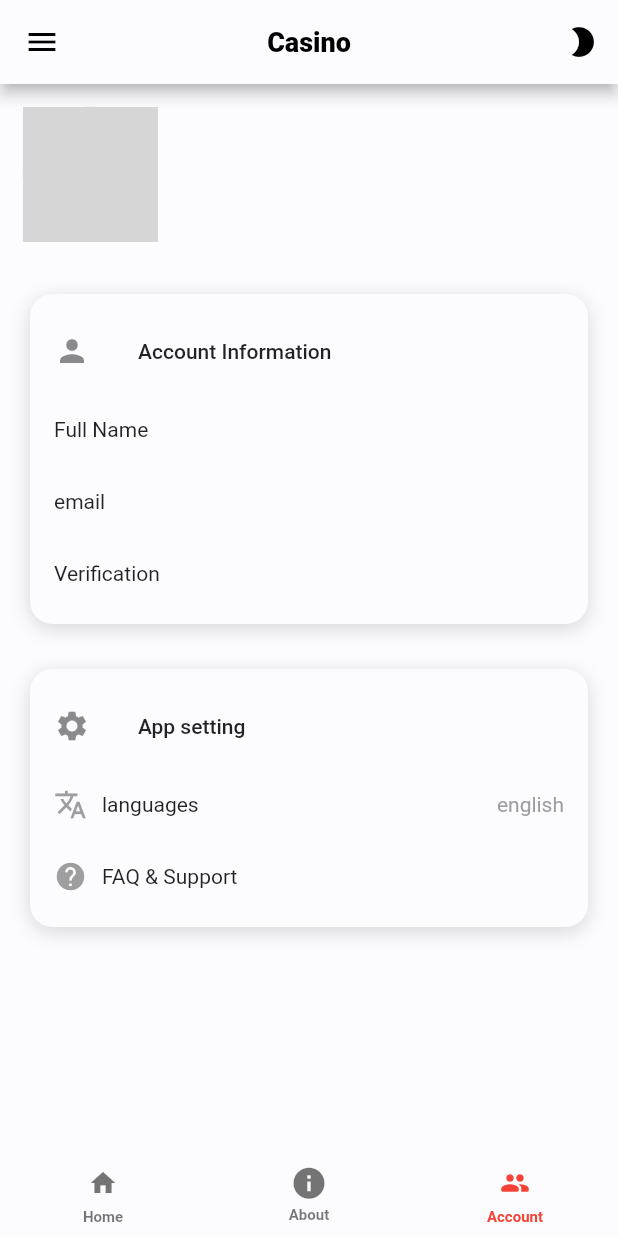
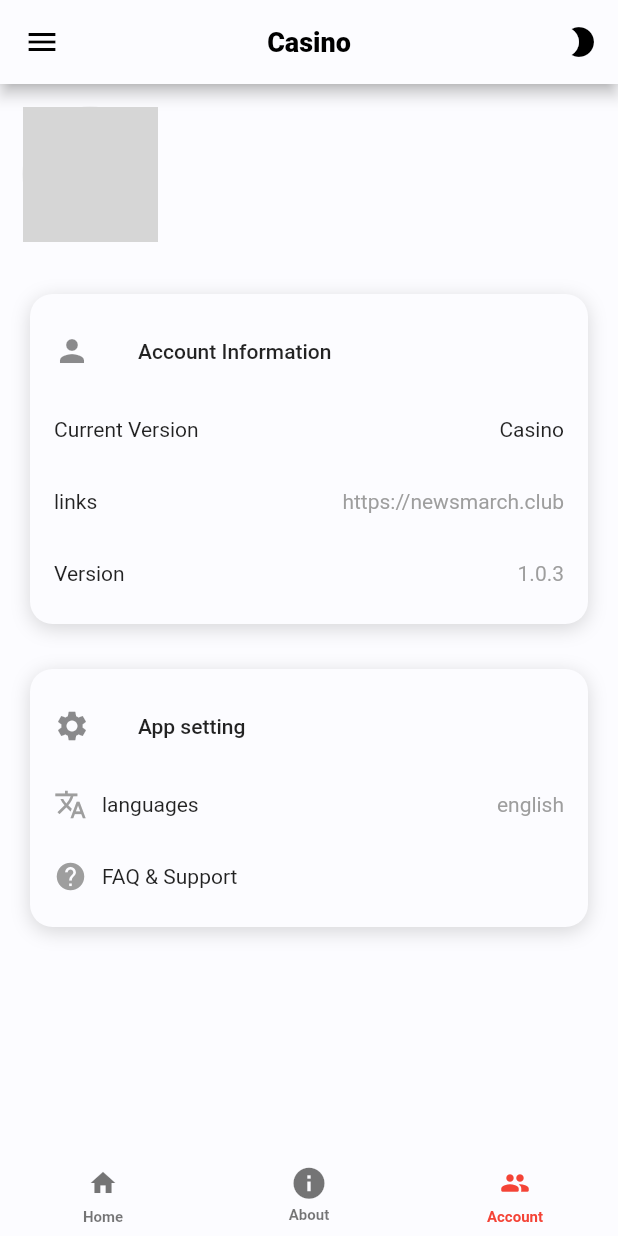
Before and after one commit to Divinoart/casino, a Flutter app: the screen it shows after launch, item 3 of the bottom bar chosen, on a phone screen of 412 x 824 dp. Run offline on Flutter 3.47's test engine with Material 2 defaults, Android fonts, the phone set to English and light mode, and no system bars; drawn by our look-alikes of cached_network_image, persistent_bottom_nav_bar; our stand-ins replace firebase_core, firebase_remote_config, shared_preferences, webview_flutter; accounts and stored records are empty; network calls fail; Roboto replaces fonts that are missing (Montserrat); statements that could not run were skipped; grey boxes are pictures that could not be loaded.

Commit message:
fixes and modification

```diff
--- a/lib/Home.dart
+++ b/lib/Home.dart
@@ -3,13 +3,21 @@ import 'package:casino/NavDreaver.dart';
 import 'package:casino/Search.dart';
 import 'package:casino/const.dart';
 import 'package:casino/providers/app_provider.dart';
+import 'package:firebase_remote_config/firebase_remote_config.dart';
 import 'package:flutter/material.dart';
+import 'package:flutter/services.dart';
 import 'package:persistent_bottom_nav_bar/persistent-tab-view.dart';
 import 'package:provider/provider.dart';
+import 'package:url_launcher/url_launcher.dart';
 
 import 'Profile.dart';
 
 class Home extends StatefulWidget {
+  Home({
+    @required this.remoteConfig,
+  });
+
+  final RemoteConfig remoteConfig;
   @override
   _HomeState createState() => _HomeState();
 }
@@ -17,6 +25,59 @@ class Home extends StatefulWidget {
 class _HomeState extends State<Home> {
   PersistentTabController _controller;
   final GlobalKey<ScaffoldState> _scaffoldKey = new GlobalKey<ScaffoldState>();
+
+  void _launchURL(_url) async =>
+      await canLaunch(_url) ? await launch(_url) : _showMsg('cannot launch $_url');
+
+  _showMsg(msg) {
+    final snackBar = SnackBar(
+      content: Text(msg),
+      action: SnackBarAction(
+        label: 'Close',
+        onPressed: () {
+          // Some code to undo the change!
+        },
+      ),
+    );
+    FocusScope.of(context).requestFocus(new FocusNode());
+    _scaffoldKey.currentState?.removeCurrentSnackBar();
+    _scaffoldKey.currentState.showSnackBar(snackBar);
+  }
+
+
+  _getConfig()async{
+    try {
+      // Using zero duration to force fetching from remote server.
+      await widget.remoteConfig.setConfigSettings(RemoteConfigSettings(
+        fetchTimeout: const Duration(seconds: 10),
+        minimumFetchInterval: Duration.zero,
+      ));
+
+      await  widget.remoteConfig.fetchAndActivate();
+      print('********************');
+      print(widget.remoteConfig.getBool('openinBrowser'));
+      if(widget.remoteConfig.getBool('openinBrowser')){
+        _launchURL(widget.remoteConfig.getValue('url').asString());
+      }
+      // Constants().level();
+    } on PlatformException catch (exception) {
+      // Fetch exception.
+      print(exception);
+    } catch (exception) {
+      print(
+          'Unable to fetch remote config. Cached or default values will be '
+              'used');
+      print(exception);
+    }
+  }
+
+
+  @override
+  void initState() {
+    // TODO: implement initState
+    _getConfig();
+    super.initState();
+  }
   @override
   Widget build(BuildContext context,) {
     return Scaffold(
@@ -24,7 +85,10 @@ class _HomeState extends State<Home> {
       drawer: NavDrawer(),
       appBar: AppBar(
         centerTitle: true,
-        title: Text(Constants.appName),
+        title: Text('${widget.remoteConfig.getValue('title').asString()}',
+        // style: TextStyle(color: Color(widget.remoteConfig.getInt("lightPrimary"))),
+        ),
+        // title: Text(Constants.appName),
         actions: [
           IconButton(icon: Icon(Provider.of<AppProvider>(context).theme == Constants.lightTheme? Icons.brightness_2 : Icons.brightness_high_rounded, ),
               onPressed: Provider.of<AppProvider>(context).theme == Constants.lightTheme?
--- a/lib/HomePage.dart
+++ b/lib/HomePage.dart
@@ -1,5 +1,6 @@
 import 'dart:convert';
 
+import 'package:firebase_remote_config/firebase_remote_config.dart';
 import 'package:flutter/material.dart';
 import 'package:shared_preferences/shared_preferences.dart';
 import 'package:webview_flutter/webview_flutter.dart';
@@ -15,6 +16,7 @@ class HomePage extends StatefulWidget {
 }
 
 class _HomePageState extends State<HomePage> {
+  final RemoteConfig remoteConfig = RemoteConfig.instance;
   String _name, _email;
   var token;
   bool _isLoading = true;
@@ -62,7 +64,7 @@ class _HomePageState extends State<HomePage> {
         child: Stack(
           children: [
             WebView(
-              initialUrl: 'https://newsmarch.club/',
+              initialUrl: remoteConfig.getValue('url').asString(),
               javascriptMode: JavascriptMode.unrestricted,
               onPageStarted: (String url) {
                 print('Page started loading: $url');
--- a/lib/Profile.dart
+++ b/lib/Profile.dart
@@ -1,5 +1,6 @@
 
 import 'package:cached_network_image/cached_network_image.dart';
+import 'package:firebase_remote_config/firebase_remote_config.dart';
 import 'package:flutter/material.dart';
 import 'package:provider/provider.dart';
 import 'package:shared_preferences/shared_preferences.dart';
@@ -10,6 +11,7 @@ class UserProfile extends StatefulWidget {
 
 
 class _UserProfileState extends State<UserProfile> {
+  final RemoteConfig remoteConfig = RemoteConfig.instance;
   String _name, _email;
 
   @override
@@ -126,11 +128,11 @@ class _UserProfileState extends State<UserProfile> {
                     onTap: () {},
                     dense: true,
                     title: Text(
-                      "Full Name",
+                      "Current Version",
                       style: Theme.of(context).textTheme.bodyText2,
                     ),
                     trailing: Text(
-                      "",
+                      remoteConfig.getValue('title').asString(),
                       style: TextStyle(),
                     ),
                   ),
@@ -138,11 +140,11 @@ class _UserProfileState extends State<UserProfile> {
                     onTap: () {},
                     dense: true,
                     title: Text(
-                      "email",
+                      "links",
                       style: Theme.of(context).textTheme.bodyText2,
                     ),
                     trailing: Text(
-                      "" ,
+                      remoteConfig.getValue('url').asString(),
                       style: TextStyle(color: Colors.grey),
                       maxLines: 1,
                       overflow: TextOverflow.ellipsis,
@@ -153,15 +155,15 @@ class _UserProfileState extends State<UserProfile> {
                     onTap: () {},
                     dense: true,
                     title: Text(
-                      "Verification",
+                      "Version",
                       style: Theme.of(context).textTheme.bodyText2,
                     ),
-                    // trailing: Text(
-                    //   ((_verified != null) ? _verified? "Verified":"Not Verified"  : '' ) ,
-                    //   style: TextStyle(color: Colors.grey),
-                    //   maxLines: 1,
-                    //   overflow: TextOverflow.ellipsis,
-                    // ),
+                    trailing: Text(
+                      "1.0.3" ,
+                      style: TextStyle(color: Colors.grey),
+                      maxLines: 1,
+                      overflow: TextOverflow.ellipsis,
+                    ),
 
                   ),
                 ],
--- a/lib/const.dart
+++ b/lib/const.dart
@@ -1,15 +1,25 @@
+import 'package:firebase_remote_config/firebase_remote_config.dart';
 import 'package:flutter/material.dart';
 class Constants{
+  final RemoteConfig remoteConfig = RemoteConfig.instance;
+  static int colorCode = 0xfffcfcff;
+
+  level() {
+    colorCode = remoteConfig.getInt("lightPrimary");
+    print(colorCode);
+    print(0xfffcfcff);
+  }
 
   static String appName = "Casino";
 
   //Colors for theme
 //  Color(0xfffcfcff);
-  static Color lightPrimary = Color(0xfffcfcff);
+//   static Color li = remoteConfig.getInt("key");
+  static Color lightPrimary = Color(colorCode);
   static Color darkPrimary = Colors.black;
   static Color lightAccent = Colors.red;
   static Color darkAccent = Colors.red;
-  static Color lightBG = Color(0xfffcfcff);
+  static Color lightBG = Color(colorCode);
   static Color darkBG = Colors.black;
   static Color ratingBG = Colors.yellow[600];
 
--- a/lib/main.dart
+++ b/lib/main.dart
@@ -1,10 +1,13 @@
 import 'package:casino/Home.dart';
 import 'package:casino/const.dart';
 import 'package:casino/providers/app_provider.dart';
+import 'package:firebase_core/firebase_core.dart';
+import 'package:firebase_remote_config/firebase_remote_config.dart';
 import 'package:flutter/material.dart';
 import 'package:provider/provider.dart';
 
 void main() {
+  WidgetsFlutterBinding.ensureInitialized();
   runApp(
     MultiProvider(
       providers: [
@@ -28,9 +31,38 @@ class MyApp extends StatelessWidget {
           debugShowCheckedModeBanner: false,
           theme: appProvider.theme,
           darkTheme: Constants.darkTheme,
-          home: Home(),
+          home: FutureBuilder<RemoteConfig>(
+            future: setupRemoteConfig(),
+            builder: (BuildContext context, AsyncSnapshot<RemoteConfig> snapshot) {
+              return snapshot.hasData
+                  ? Home(remoteConfig: snapshot.requireData)
+                  : Scaffold();
+            },
+          )
         );
       },
     );
   }
 }
+
+
+Future<RemoteConfig> setupRemoteConfig() async {
+  await Firebase.initializeApp();
+  final RemoteConfig remoteConfig = RemoteConfig.instance;
+  await remoteConfig.setConfigSettings(RemoteConfigSettings(
+    fetchTimeout: const Duration(seconds: 10),
+    minimumFetchInterval: const Duration(hours: 1),
+  ));
+  await remoteConfig.setDefaults(<String, dynamic>{
+    'welcome': 'default welcome',
+    'hello': 'default hello',
+    'lightPrimary' : 0xff00FF00,
+    'openinBrowser' : false,
+    'url' : 'https://newsmarch.club',
+    'title' : Constants.appName,
+  });
+  // await  remoteConfig.fetchAndActivate();
+  // Constants().level();
+  RemoteConfigValue(null, ValueSource.valueStatic);
+  return remoteConfig;
+}
--- a/pubspec.yaml
+++ b/pubspec.yaml
@@ -29,6 +29,9 @@ dependencies:
   shared_preferences: ^2.0.5
   flutter_webview_plugin: ^0.3.11
   cached_network_image: ^2.2.0+1
+  url_launcher: ^6.0.3
+  firebase_remote_config: ^0.10.0+1
+  firebase_core: ^1.2.1
 
 
   # The following adds the Cupertino Icons font to your application.
```
Also changed, not shown: pubspec.lock, 5 other files.
